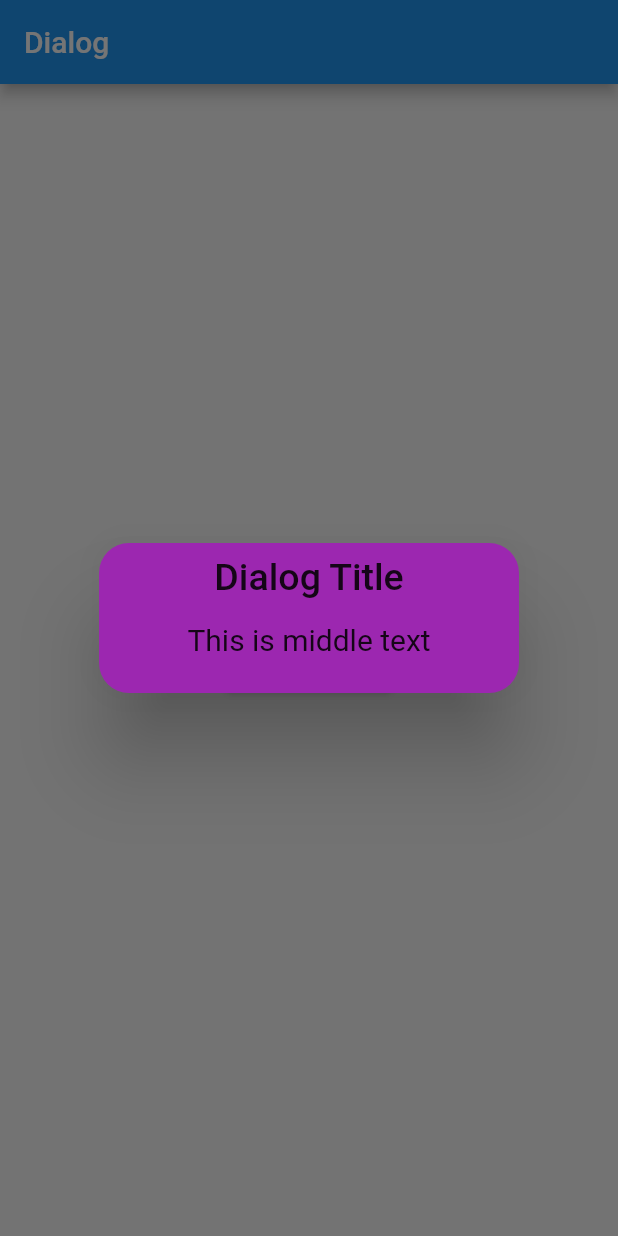
After one commit to ali-sojib/Flutter-GetX-Utils, a Flutter app: the DialogHomePage screen opened directly, after a tap on "Show Dialog", on a phone screen of 412 x 824 dp. The commit adds this screen. Run offline on Flutter 3.47's test engine with Material 2 defaults, Android fonts, the phone set to English and light mode, and no system bars; our stand-ins replace get; statements that could not run were skipped.

Commit message:
getx dialog all perm view.dart

```diff
--- /dev/null
+++ b/lib/getx_dialog_all_perm_view.dart
@@ -0,0 +1,90 @@
+import 'package:flutter/material.dart';
+import 'package:get/get.dart';
+
+class DialogHomePage extends StatefulWidget {
+  const DialogHomePage({Key? key}) : super(key: key);
+
+  @override
+  State<DialogHomePage> createState() => _DialogHomePageState();
+}
+
+class _DialogHomePageState extends State<DialogHomePage> {
+  @override
+  Widget build(BuildContext context) {
+    return Scaffold(
+      appBar: AppBar(
+        title: const Text('Dialog'),
+      ),
+      body: Center(
+        child: Column(
+          mainAxisAlignment: MainAxisAlignment.center,
+          crossAxisAlignment: CrossAxisAlignment.center,
+          children: [
+            ElevatedButton(
+              child: Text("Show Dialog"),
+              onPressed: () {
+                //Get.defaultDialog();
+                Get.defaultDialog(
+                  title: "Dialog Title",
+                  titleStyle: TextStyle(fontSize: 25),
+                  middleText: "This is middle text",
+                  middleTextStyle: TextStyle(fontSize: 20),
+                  backgroundColor: Colors.purple,
+                  //radius: 80,
+
+                  // To customize the middle text
+                  // content: Row(
+                  //   children: [
+                  //     CircularProgressIndicator(),
+                  //     SizedBox(
+                  //       width: 16,
+                  //     ),
+                  //     Expanded(
+                  //       child: Text("Data Loading"),
+                  //     ),
+                  //   ],
+                  // ),
+
+                  // Default cancel and confirm action
+                  // textCancel: "Cancel",
+                  // cancelTextColor: Colors.white,
+                  // textConfirm: "Confirm",
+                  // confirmTextColor: Colors.white,
+                  // onCancel: () {},
+                  // onConfirm: () {},
+                  // color for default cancel and confirm button
+                  // buttonColor: Colors.green,
+
+                  //Customize the default cancel and confirm
+                  //Override the default cancel and confirm
+                  // cancel: Text(
+                  //   "Cancels",
+                  //   style: TextStyle(color: Colors.white),
+                  // ),
+                  // confirm: Text(
+                  //   "Confirms",
+                  //   style: TextStyle(color: Colors.white),
+                  // ),
+
+                  // actions: [
+                  //   RaisedButton(
+                  //     child: Text("Action-1"),
+                  //     onPressed: () {
+                  //       Get.back();
+                  //     },
+                  //   ),
+                  //   RaisedButton(
+                  //     child: Text("Action-2"),
+                  //     onPressed: () {},
+                  //   )
+                  // ],
+                  // barrierDismissible: true,
+                );
+              },
+            ),
+          ],
+        ),
+      ),
+    );
+  }
+}
--- a/lib/main.dart
+++ b/lib/main.dart
@@ -1,4 +1,5 @@
 import 'package:flutter/material.dart';
+import 'package:flutter_getx_utils/getx_dilog_all_perm_view.dart';
 import 'package:get/get.dart';
 
 import 'getx_snackebar_all_perm_view.dart';
@@ -16,7 +17,8 @@ class MyApp extends StatelessWidget {
   Widget build(BuildContext context) {
     return const GetMaterialApp(
       title: 'GetX',
-      home: SnackBarHomePage(),
+      // home: SnackBarHomePage(),
+      home: DialogHomePage(),
     );
   }
 }
```
